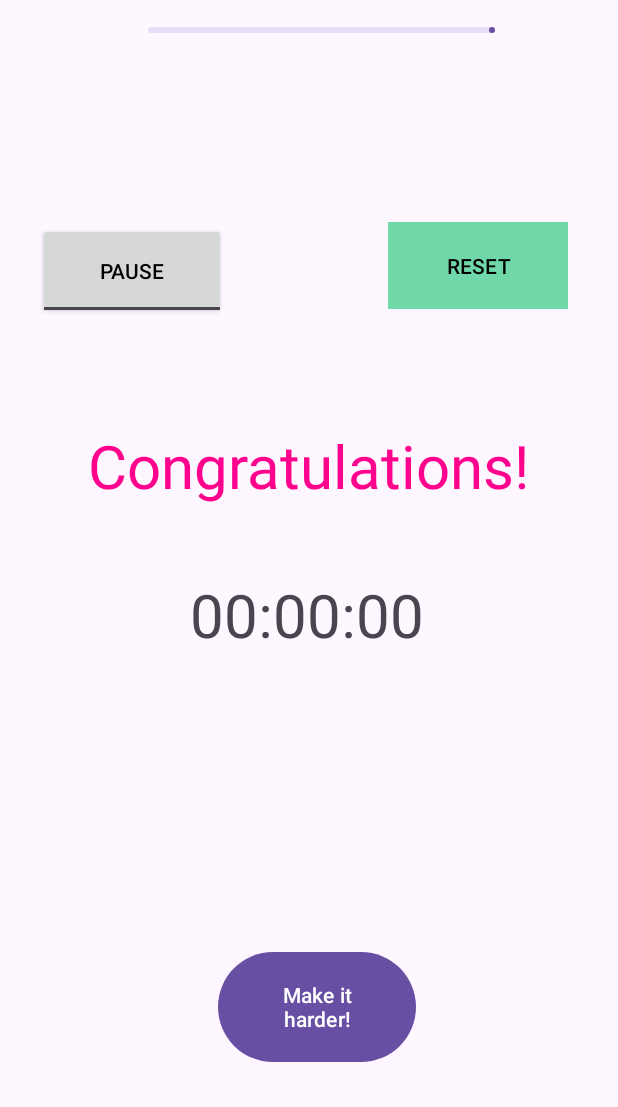
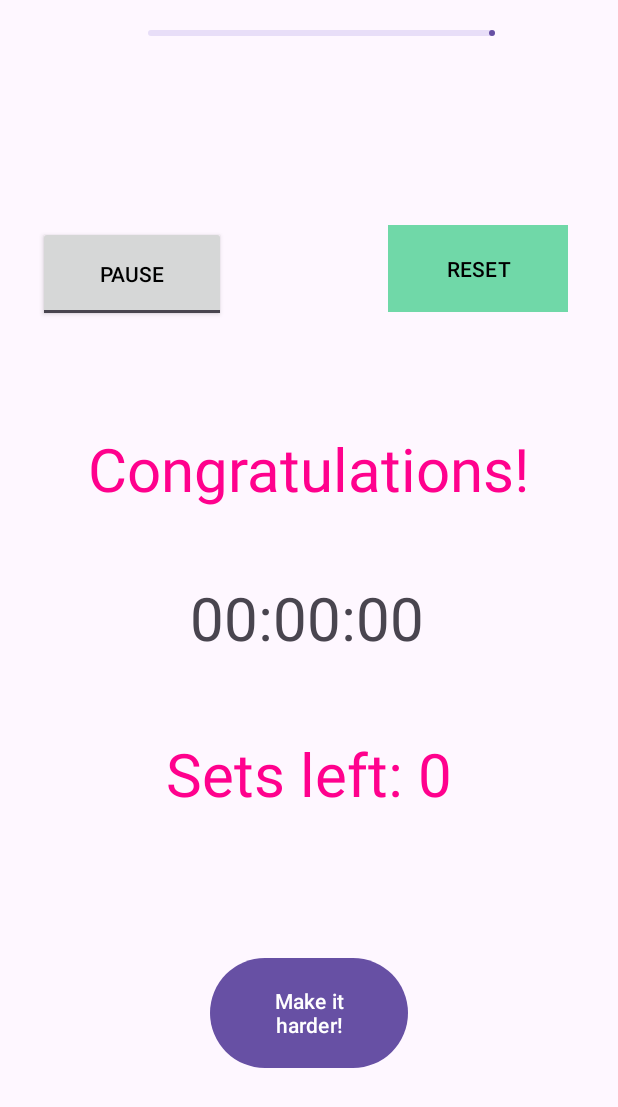
Before and after one commit to T-MannGitHub/Task4-1_Workout_Timer, an Android app: the Countdown screen opened directly, with no data from a screen before it, after a tap on "START", on a phone screen of 412 x 824 dp. Shown: the top 1107 px of the screen. Run offline under Robolectric (Android 15) with nearby library versions, the phone set to English and light mode, and no system bars; 2 other taps on this screen came first.

Commit message:
Sound done Sets display done TODO: Restart rest timer TODO: num sets count down TODO: Action capable notification TODO: Improve UI

```diff
--- a/app/src/main/java/com/tmannapps/task4_1_workout_timer/Countdown.java
+++ b/app/src/main/java/com/tmannapps/task4_1_workout_timer/Countdown.java
@@ -4,6 +4,7 @@ import androidx.appcompat.app.AppCompatActivity;
 
 import android.content.Intent;
 import android.graphics.Color;
+import android.media.MediaPlayer;
 import android.os.Bundle;
 import android.os.CountDownTimer;
 import android.view.View;
@@ -20,13 +21,19 @@ public class Countdown extends AppCompatActivity {
     ProgressBar myProgressBar;
     CountDownTimer workCountdownTimer, restCountdownTimer;
     // CountDownTimer restCountdownTimer;
-    Boolean timerRunning = false;
-    Boolean resting = true;
+    Boolean TimerRunning = false;
+    //Boolean restTimerRunning = false;
+
     public static long timeLeft;
     public static long restLeft;
+    public static int setsLeft;
+    String numSets;
+
     int i = 0; //work iteration variable
     int j = 0; //rest iteration variable
-    TextView myTextViewRemainingTime, myTextViewPhase;
+    int setsDone = 0;
+    MediaPlayer mediaPlayer = null;
+    TextView myTextViewRemainingTime, myTextViewPhase, myTextViewSets;
 
     @Override
     protected void onCreate(Bundle savedInstanceState) {
@@ -38,21 +45,24 @@ public class Countdown extends AppCompatActivity {
         myResetButton.setBackgroundColor(Color.GRAY);
 
         myProgressBar = findViewById(R.id.myProgressBar);
-        timerRunning = false;
+        TimerRunning = false;
 
         myTextViewRemainingTime = findViewById(R.id.myTextViewRemainingTime);
         myTextViewPhase = findViewById(R.id.myTextViewPhase);
+        myTextViewSets = findViewById(R.id.myTextViewSets);
 
         myButtonReturnMain = findViewById(R.id.myButtonReturnMain);
         myButtonReturnMain.setText(getString(R.string.GoCountdownToMain));
+
+        mediaPlayer = MediaPlayer.create(this, R.raw.sonic);
 
         myStartStopButton.setOnClickListener(new View.OnClickListener() {
             @Override
             public void onClick(View v) {
                 try {
-                    if (!timerRunning) {
-                        startWorkTimer();
-                        i += 1;
+                    if (!TimerRunning) {
+                        //check which phase was going and start that timer
+                            startWorkTimer();
                     } else {
                         pauseTimer();
                     }
@@ -62,16 +72,19 @@ public class Countdown extends AppCompatActivity {
             }
         }
         );
+
         myResetButton.setOnClickListener(new View.OnClickListener() {
             @Override
             public void onClick(View v) {
                 resetTimer();
                 workCountdownTimer.cancel();
-                //restCountdownTimer.cancel();
+                setRestPhaseTimer(); //get a null value exception if you reset before the rest phase as the rest timer hasn't been created
+                restCountdownTimer.cancel();
                 startWorkTimer();
             }
         });
         }
+
         private void startWorkTimer() {
         try {
             // get value from main
@@ -80,15 +93,13 @@ public class Countdown extends AppCompatActivity {
                 Intent workIntent = getIntent();
                 final long[] workDurationLong = {workIntent.getLongExtra("workDuration", 0)};
                 timeLeft = workDurationLong[0];
+                getSets();
+
             }
             workCountdownTimer = new CountDownTimer(timeLeft, 1000) {
                 public void onTick(long millisUntilFinished) {
                     timeLeft = millisUntilFinished;
-                    NumberFormat f = new DecimalFormat("00");
-                    long hour = (millisUntilFinished / 3600000) % 24;
-                    long min = (millisUntilFinished/ 60000) % 60;
-                    long sec = (millisUntilFinished / 1000) % 60;
-                    myTextViewRemainingTime.setText(f.format(hour) + ":" + f.format(min) + ":" + f.format(sec));
+                    updateWorkTimer();
                     myTextViewPhase.setText(getString(R.string.WorkPhase));
                     myResetButton.setBackgroundColor(Color.GREEN);
                 }
@@ -96,16 +107,25 @@ public class Countdown extends AppCompatActivity {
                     myStartStopButton.setText(getString(R.string.Start));
                     myTextViewRemainingTime.setText(getString(R.string.endTimer));
                     setRestPhaseTimer();
+                    mediaPlayer.start();
                     i = 0;
+                    setsDone += 1;
+
                 }
             }.start();
-            timerRunning = true;
+            TimerRunning = true;
+            i += 1;
             myStartStopButton.setText(getString(R.string.Stop));
             myResetButton.setBackgroundColor(Color.GRAY);
+            myTextViewSets.setText("Sets left: " + (setsLeft));
         } catch (Exception e) {
             Toast.makeText(Countdown.this, "Error in startWorkTimer()", Toast.LENGTH_SHORT).show();
         }
-
+    }
+    private void getSets() {
+        Intent setIntent = getIntent();
+        numSets = setIntent.getStringExtra("numSets");
+        setsLeft = Integer.parseInt(numSets);
     }
     public void setRestPhaseTimer() {
         try {
@@ -116,27 +136,17 @@ public class Countdown extends AppCompatActivity {
                 restLeft = restDurationLong[0];
             }
         restCountdownTimer = new CountDownTimer(restLeft, 1000) {
-
             public void onTick(long millisUntilFinished) {
                 restLeft = millisUntilFinished;
                 updateRestTimer();
                 myTextViewPhase.setText(getString(R.string.RestPhase));
                 j += 1;
             }
-
-
-            public void updateRestTimer () {
-                NumberFormat f = new DecimalFormat("00");
-                long hour = (restLeft / 3600000) % 24;
-                long min = (restLeft / 60000) % 60;
-                long sec = (restLeft / 1000) % 60;
-                myTextViewRemainingTime.setText(f.format(hour) + ":" + f.format(min) + ":" + f.format(sec));
-            }
-
             public void onFinish() {
                 myTextViewPhase.setText(getString(R.string.EndPhase));
                 myTextViewRemainingTime.setText(getString(R.string.endTimer));
-                timerRunning = false;
+                TimerRunning = false;
+                mediaPlayer.start();
                 j = 0;
             }
         }.start();
@@ -146,23 +156,37 @@ public class Countdown extends AppCompatActivity {
             Toast.makeText(Countdown.this, "error in setRestPhaseTimer", Toast.LENGTH_SHORT).show();
         }
     }
+    public void updateWorkTimer () {
+        NumberFormat f = new DecimalFormat("00");
+        long hour = (timeLeft / 3600000) % 24;
+        long min = (timeLeft / 60000) % 60;
+        long sec = (timeLeft / 1000) % 60;
+        myTextViewRemainingTime.setText(f.format(hour) + ":" + f.format(min) + ":" + f.format(sec));
+    }
+
+    public void updateRestTimer () {
+        NumberFormat f = new DecimalFormat("00");
+        long hour = (restLeft / 3600000) % 24;
+        long min = (restLeft / 60000) % 60;
+        long sec = (restLeft / 1000) % 60;
+        myTextViewRemainingTime.setText(f.format(hour) + ":" + f.format(min) + ":" + f.format(sec));
+    }
     private void pauseTimer() {
         try {
             //pause function not working in rest phase
-            workCountdownTimer.cancel();
-            restCountdownTimer.cancel();
-            timerRunning = false;
+            if (i == 0) {
+                restCountdownTimer.cancel();
+                updateRestTimer();
+            } else if (j == 0) {
+                workCountdownTimer.cancel();
+                updateWorkTimer();
+            }
+            TimerRunning = false;
             myStartStopButton.setText(getString(R.string.Start));
             myResetButton.setBackgroundColor(Color.GRAY);
-            NumberFormat f = new DecimalFormat("00");
-            long hour = (timeLeft / 3600000) % 24;
-            long min = (timeLeft / 60000) % 60;
-            long sec = (timeLeft / 1000) % 60;
-            myTextViewRemainingTime.setText(f.format(hour) + ":" + f.format(min) + ":" + f.format(sec));
         } catch (Exception e) {
             Toast.makeText(Countdown.this, "error in pauseTimer()", Toast.LENGTH_SHORT).show();
         }
-
     }
 
     public void returnToMain (View view) {
@@ -173,7 +197,7 @@ public class Countdown extends AppCompatActivity {
             Toast.makeText(Countdown.this, "error in returnToMain()", Toast.LENGTH_SHORT).show();
         }
     }
-        private void resetTimer () {
+        private void resetTimer() {
             i = 0;
             j = 0;
         }
--- a/app/src/main/res/layout/activity_countdown.xml
+++ b/app/src/main/res/layout/activity_countdown.xml
@@ -90,14 +90,30 @@
         android:id="@+id/myButtonReturnMain"
         android:layout_width="132dp"
         android:layout_height="81dp"
-        android:layout_marginStart="145dp"
-        android:layout_marginEnd="134dp"
-        android:layout_marginBottom="112dp"
+        android:layout_marginStart="139dp"
+        android:layout_marginEnd="140dp"
+        android:layout_marginBottom="108dp"
         android:onClick="returnToMain"
         android:text="Button"
         app:layout_constraintBottom_toBottomOf="parent"
         app:layout_constraintEnd_toEndOf="parent"
-        app:layout_constraintHorizontal_bias="0.0"
         app:layout_constraintStart_toStartOf="parent" />
 
+    <TextView
+        android:id="@+id/myTextViewSets"
+        android:layout_width="300dp"
+        android:layout_height="75dp"
+        android:layout_marginStart="153dp"
+        android:layout_marginTop="36dp"
+        android:layout_marginEnd="153dp"
+        android:layout_marginBottom="40dp"
+        android:gravity="center"
+        android:textColor="@color/pink"
+        android:textSize="40dp"
+        app:layout_constraintBottom_toTopOf="@+id/myButtonReturnMain"
+        app:layout_constraintEnd_toEndOf="parent"
+        app:layout_constraintStart_toStartOf="parent"
+        app:layout_constraintTop_toBottomOf="@+id/myTextViewRemainingTime"
+        app:layout_constraintVertical_bias="0.0" />
+
 </androidx.constraintlayout.widget.ConstraintLayout>
```
Also changed, not shown: app/src/main/java/com/tmannapps/task4_1_workout_timer/MainActivity.java (+5 -2 lines), 1 other file.
